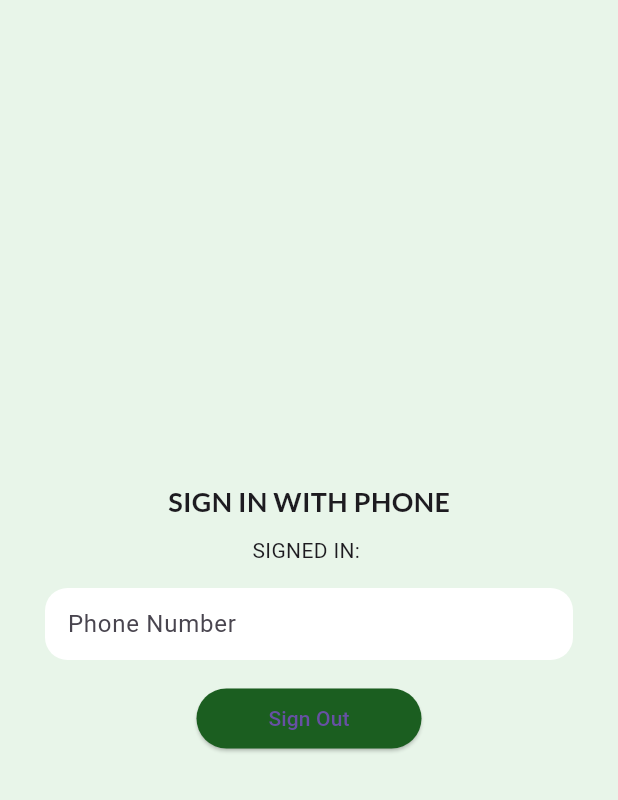
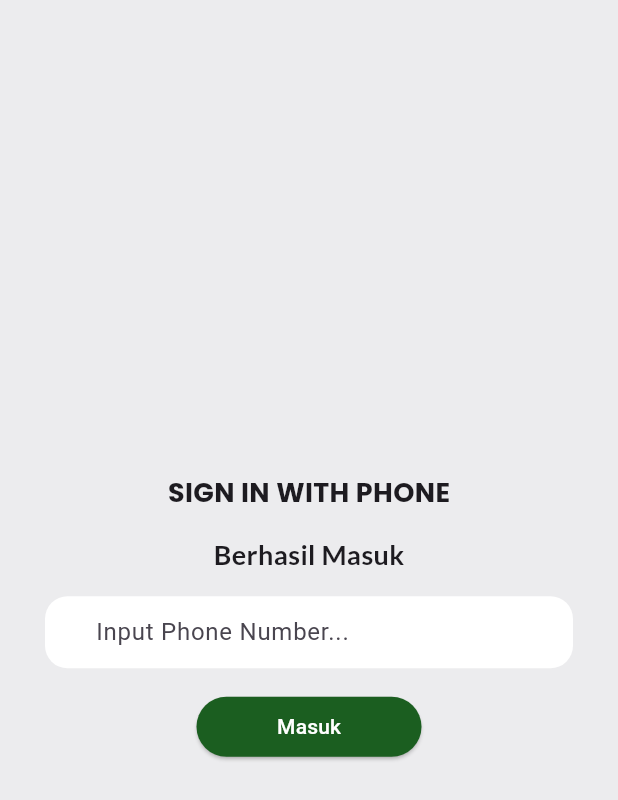
Before and after one commit to MuhammadFerrySofianshah/krl_goon-git, a Flutter app: the DaftarWithPhoneNumber screen opened directly, on a phone screen of 412 x 824 dp. Shown: the top 800 px of the screen. Run offline on Flutter 3.47's test engine with Material 3 defaults, Android fonts, the phone set to English and light mode, and no system bars; our stand-ins replace firebase_auth, firebase_core, google_fonts; accounts and stored records are empty.

Commit message:
edit lib

```diff
--- a/lib/screens/customer/daftar_with_phone_number.dart
+++ b/lib/screens/customer/daftar_with_phone_number.dart
@@ -39,7 +39,7 @@
 //                 const SizedBox(height: 20),
 //                 ElevatedButton(
 //                   onPressed: () async{
-//                     await AuthProvider().submit(context,phoneController.text);
+//                     await AuthProvider().submitWithPhoneNumber(context,phoneController.text);
 //                   },
 //                   style: ButtonStyle(
 //                     backgroundColor: MaterialStateProperty.all(
@@ -77,6 +77,8 @@
 import 'package:firebase_auth/firebase_auth.dart';
 import 'package:flutter/material.dart';
 import 'package:google_fonts/google_fonts.dart';
+import 'package:krl_goon/colors.dart';
+import 'package:krl_goon/screens/home_screen.dart';
 
 class DaftarWithPhoneNumber extends StatefulWidget {
   const DaftarWithPhoneNumber({Key? key}) : super(key: key);
@@ -91,29 +93,41 @@ class _DaftarWithPhoneNumberState extends State<DaftarWithPhoneNumber> {
   @override
   Widget build(BuildContext context) {
     return Scaffold(
-      backgroundColor: Colors.green.shade50,
+      backgroundColor: bgColor,
       body: Center(
         child: Column(
           mainAxisAlignment: MainAxisAlignment.center,
           children: [
             Text(
               'SIGN IN WITH PHONE',
-              style: GoogleFonts.lato(
+              style: GoogleFonts.poppins(
                 fontSize: 18,
                 fontWeight: FontWeight.bold,
               ),
             ),
-            const SizedBox(height: 10),
+            const SizedBox(height: 15),
             StreamBuilder<User?>(
               stream: FirebaseAuth.instance.userChanges(),
               builder: (context, snapshot) {
                 if (snapshot.hasData) {
-                  return Text(
-                    "SIGNED IN: ${FirebaseAuth.instance.currentUser!.phoneNumber}",
-                  );
+                return Text(
+                  'Berhasil Masuk',
+                  style: GoogleFonts.lato(
+                    fontSize: 18,
+                    fontWeight: FontWeight.bold,
+                  ),
+                );
+                } else {
+                return Text(
+                  'Belum Masuk',
+                  style: GoogleFonts.lato(
+                    fontSize: 18,
+                    fontWeight: FontWeight.bold,
+                  ),
+                );
+
                 }
-                return const Text("You haven't signed in yet");
-              },
+              }
             ),
             const SizedBox(height: 15),
             Container(
@@ -123,14 +137,18 @@ class _DaftarWithPhoneNumberState extends State<DaftarWithPhoneNumber> {
                 color: Colors.white,
                 borderRadius: BorderRadius.circular(15),
               ),
-              child: TextField(
+              child: TextFormField(
                 controller: phoneController,
                 keyboardType: TextInputType.phone,
                 cursorColor: Colors.green,
                 decoration: const InputDecoration(
+                  prefixText: "62",
                   border: InputBorder.none,
-                  hintText: 'Phone Number',
+                  hintText: 'Input Phone Number...',
                 ),
+                validator: (String? value) {
+                  return (value != null) ? 'Isi Field' : null;
+                },
               ),
             ),
             SizedBox(
@@ -141,16 +159,12 @@ class _DaftarWithPhoneNumberState extends State<DaftarWithPhoneNumber> {
                       MaterialStateProperty.all(Colors.green.shade900),
                 ),
                 onPressed: () async {
-                  await Auth().submit(context, phoneController.text);
+                  await Auth()
+                      .submitWithPhoneNumber(context, phoneController.text);
                 },
-                child: StreamBuilder<User?>(
-                  stream: FirebaseAuth.instance.userChanges(),
-                  builder: (context, snapshot) {
-                    if (snapshot.hasData) {
-                      return const Text("Sign Out");
-                    }
-                    return const Text("Sign In");
-                  },
+                child: Text(
+                  "Masuk",
+                  style: TextStyle(color: whiteColor),
                 ),
               ),
             ),
@@ -166,7 +180,8 @@ class Auth {
   var isLogin = true;
   final formKey = GlobalKey<FormState>();
 
-  Future<void> submit(BuildContext context, String phoneNumber) async {
+  Future<void> submitWithPhoneNumber(
+      BuildContext context, String phoneNumber) async {
     try {
       if (FirebaseAuth.instance.currentUser == null) {
         await FirebaseAuth.instance.verifyPhoneNumber(
@@ -186,6 +201,14 @@ class Auth {
               );
               try {
                 await FirebaseAuth.instance.signInWithCredential(credential);
+
+                // Periksa apakah login berhasil sebelum beralih ke HomeScreen
+                if (FirebaseAuth.instance.currentUser == null) {
+                  Navigator.pushReplacement(
+                    context,
+                    MaterialPageRoute(builder: (context) => HomeScreen()),
+                  );
+                }
               } on FirebaseAuthException catch (e) {
                 print(e.message.toString());
               }
@@ -206,17 +229,16 @@ class Auth {
   }
 
   // Rest of the code remains the same...
-   void showNotification(BuildContext context, String message) {
+  void showNotification(BuildContext context, String message) {
     ScaffoldMessenger.of(context).showSnackBar(SnackBar(
-        backgroundColor: Colors.green.shade900,
-        content: Text(message.toString())));
+        backgroundColor: Colors.red, content: Text(message.toString())));
   }
 
   Future<String?> askingSMSCode(BuildContext context) async {
     return await showDialog<String>(
         context: context,
         builder: (_) {
-          TextEditingController controller = TextEditingController();
+          TextEditingController otpCode = TextEditingController();
 
           return SimpleDialog(
               title: const Text('Please enter the SMS code sent to you'),
@@ -226,17 +248,30 @@ class Auth {
                   padding:
                       const EdgeInsets.symmetric(vertical: 0, horizontal: 15),
                   color: const Color.fromARGB(255, 240, 240, 240),
-                  child: TextField(
-                    controller: controller,
+                  child: TextFormField(
+                    controller: otpCode,
                     keyboardType: TextInputType.number,
                     cursorColor: Colors.green,
                     decoration: const InputDecoration(
-                        border: InputBorder.none, hintText: 'SMS Code'),
+                        border: InputBorder.none,
+                        hintText: 'Input Code OTP...'),
+                    validator: (value) {
+                      if (value!.trim().isEmpty || value == "") {
+                        return "Isi Code OTP terlebih dahulu.";
+                      } else if (value.trim().length != 6) {
+                        return "Input Code OTP 6 digit";
+                      }
+                      return null;
+                    },
                   ),
                 ),
                 TextButton(
                     onPressed: () {
-                      Navigator.pop(context, controller.text);
+                      if (otpCode.text.isNotEmpty) {
+                        Navigator.pop(context, otpCode.text);
+                      } else {
+                        print("OTP Belum Di Input");
+                      }
                     },
                     child: Text('Confirm',
                         style: TextStyle(color: Colors.green.shade900)))
```
